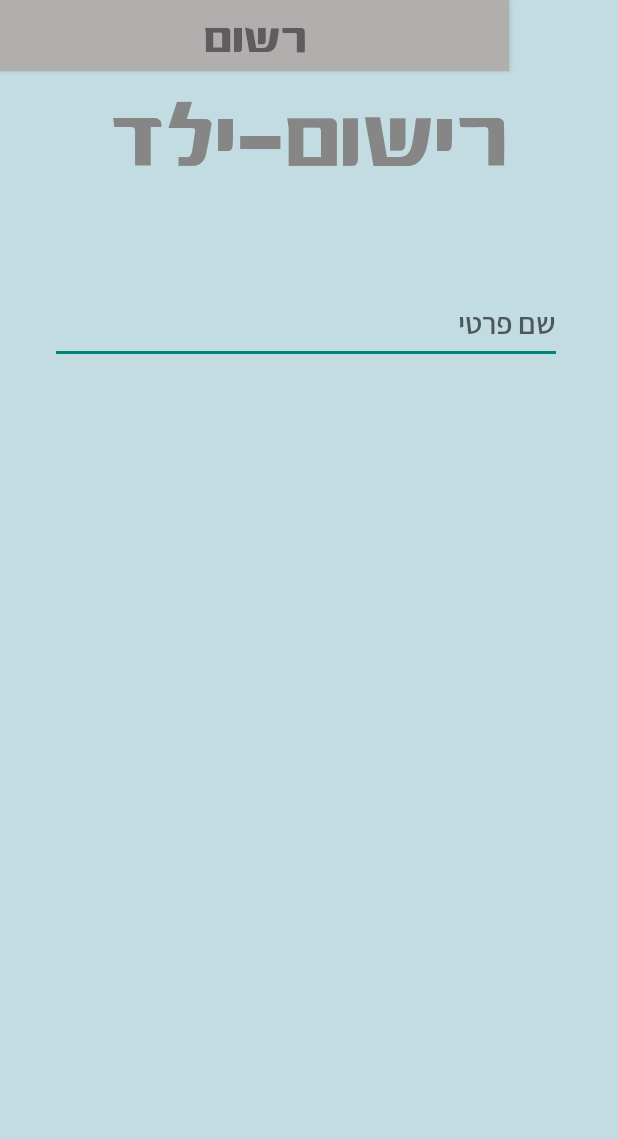
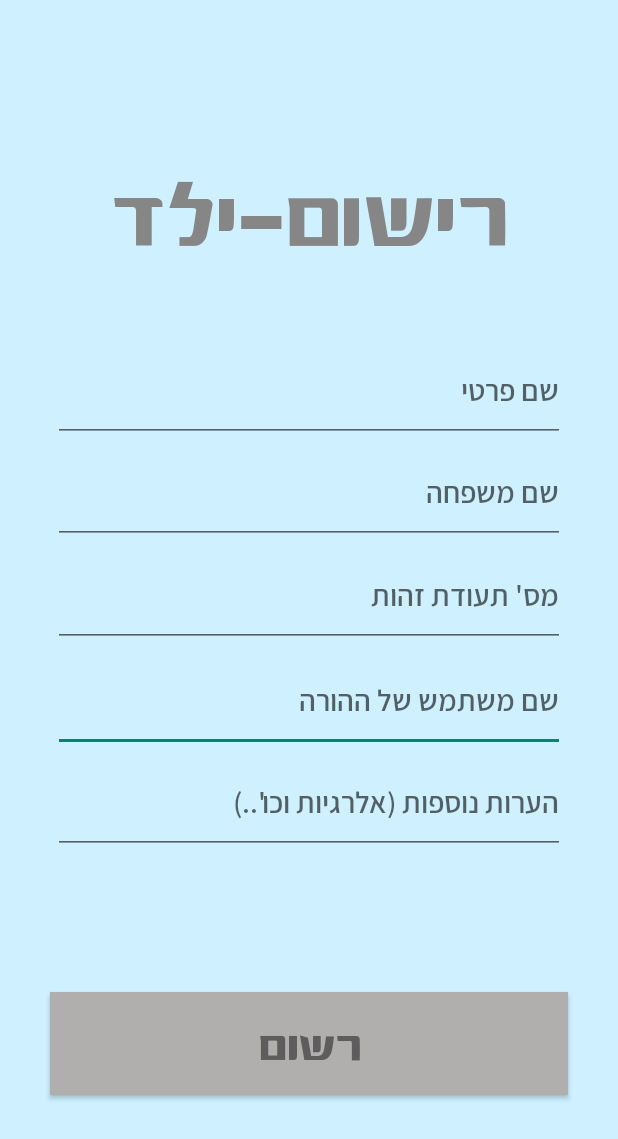
Before and after one commit to NoyaYpixel/seeAble, an Android app: the layout activity_add_child.xml on its own in the app's theme, with its tools: preview values and no code run, on a phone screen of 412 x 824 dp. Shown: the top 1139 px of the screen. Run offline under Robolectric (Android 15) with nearby library versions, the phone set to English and light mode, and no system bars.

Commit message:
eod 24.1.25

```diff
--- a/app/src/main/AndroidManifest.xml
+++ b/app/src/main/AndroidManifest.xml
@@ -25,6 +25,9 @@
             android:name=".screens.AddUserTeam"
             android:exported="false" />
         <activity
+            android:name=".screens.AddChild"
+            android:exported="false" />
+        <activity
             android:name=".screens.Login"
             android:exported="false" />
         <activity
--- a/app/src/main/java/com/example/seeable/screens/AddChild.java
+++ b/app/src/main/java/com/example/seeable/screens/AddChild.java
@@ -22,5 +22,10 @@ public class AddChild extends AppCompatActivity {
             v.setPadding(systemBars.left, systemBars.top, systemBars.right, systemBars.bottom);
             return insets;
         });
+        Init();
+    }
+
+    private void Init() {
+
     }
 }
--- a/app/src/main/java/com/example/seeable/screens/AdminPage.java
+++ b/app/src/main/java/com/example/seeable/screens/AdminPage.java
@@ -51,7 +51,7 @@ Button btnAddChild, btnAddTeamMember, btnAddComment;
         }
         if(view==btnAddComment)
         {
-            Intent go=new Intent(getApplicationContext(), MainActivity.class);//לא אמור להישלח לדף הראשי צריך לשנות!!
+            Intent go=new Intent(getApplicationContext(), SendAPublicMessage.class);
             startActivity(go);
         }
     }
--- a/app/src/main/res/layout/activity_add_child.xml
+++ b/app/src/main/res/layout/activity_add_child.xml
@@ -5,100 +5,122 @@
     android:id="@+id/main"
     android:layout_width="match_parent"
     android:layout_height="match_parent"
-    android:background="#C2DCE1"
+    android:background="#FFCEF0FF"
     tools:context=".screens.AddChild">
+
+    <EditText
+        android:id="@+id/etCParentName"
+        android:layout_width="0dp"
+        android:layout_height="0dp"
+        android:layout_marginStart="35dp"
+        android:layout_marginEnd="35dp"
+        android:ems="10"
+        android:fontFamily="@font/assistantsemibold"
+        android:hint="שם משתמש של ההורה"
+        android:inputType="text"
+        android:textSize="20sp"
+        app:layout_constraintBottom_toTopOf="@+id/etCommentsC"
+        app:layout_constraintEnd_toEndOf="parent"
+        app:layout_constraintStart_toStartOf="parent"
+        app:layout_constraintTop_toBottomOf="@+id/etCId" />
+
+    <EditText
+        android:id="@+id/etCFName"
+        android:layout_width="0dp"
+        android:layout_height="0dp"
+        android:layout_marginStart="35dp"
+        android:layout_marginEnd="35dp"
+        android:ems="10"
+        android:fontFamily="@font/assistantsemibold"
+        android:hint="שם פרטי"
+        android:inputType="text"
+        android:textSize="20sp"
+        app:layout_constraintBottom_toTopOf="@+id/etCLName"
+        app:layout_constraintEnd_toEndOf="parent"
+        app:layout_constraintStart_toStartOf="parent"
+        app:layout_constraintTop_toBottomOf="@+id/textView" />
+
+    <EditText
+        android:id="@+id/etCLName"
+        android:layout_width="0dp"
+        android:layout_height="0dp"
+        android:layout_marginStart="35dp"
+        android:layout_marginEnd="35dp"
+        android:ems="10"
+        android:fontFamily="@font/assistantsemibold"
+        android:hint="שם משפחה"
+        android:inputType="text"
+        android:textSize="20sp"
+        app:layout_constraintBottom_toTopOf="@+id/etCId"
+        app:layout_constraintEnd_toEndOf="parent"
+        app:layout_constraintStart_toStartOf="parent"
+        app:layout_constraintTop_toBottomOf="@+id/etCFName" />
+
+    <EditText
+        android:id="@+id/etCommentsC"
+        android:layout_width="0dp"
+        android:layout_height="0dp"
+        android:layout_marginStart="35dp"
+        android:layout_marginEnd="35dp"
+        android:layout_marginBottom="92dp"
+        android:ems="10"
+        android:fontFamily="@font/assistantsemibold"
+        android:hint="הערות נוספות (אלרגיות וכו'..)"
+        android:inputType="text"
+        android:textSize="20sp"
+        app:layout_constraintBottom_toTopOf="@+id/button"
+        app:layout_constraintEnd_toEndOf="parent"
+        app:layout_constraintStart_toStartOf="parent"
+        app:layout_constraintTop_toBottomOf="@+id/etCParentName" />
+
+    <EditText
+        android:id="@+id/etCId"
+        android:layout_width="0dp"
+        android:layout_height="0dp"
+        android:layout_marginStart="35dp"
+        android:layout_marginEnd="35dp"
+        android:layout_marginBottom="1dp"
+        android:ems="10"
+        android:fontFamily="@font/assistantsemibold"
+        android:hint="מס' תעודת זהות"
+        android:inputType="text"
+        android:textSize="20sp"
+        app:layout_constraintBottom_toTopOf="@+id/etCParentName"
+        app:layout_constraintEnd_toEndOf="parent"
+        app:layout_constraintStart_toStartOf="parent"
+        app:layout_constraintTop_toBottomOf="@+id/etCLName" />
 
     <TextView
         android:id="@+id/textView"
         android:layout_width="wrap_content"
         android:layout_height="wrap_content"
+        android:layout_marginTop="108dp"
+        android:layout_marginBottom="50dp"
         android:fontFamily="@font/asakimboldwebfont"
         android:text="רישום-ילד"
         android:textColor="#878686"
         android:textSize="70sp"
         android:typeface="serif"
-        app:layout_constraintBottom_toBottomOf="parent"
+        app:layout_constraintBottom_toTopOf="@+id/etCFName"
         app:layout_constraintEnd_toEndOf="parent"
-        app:layout_constraintHorizontal_bias="0.497"
         app:layout_constraintStart_toStartOf="parent"
-        app:layout_constraintTop_toTopOf="parent"
-        app:layout_constraintVertical_bias="0.072" />
-
-    <EditText
-        android:id="@+id/etCFName"
-        android:layout_width="341dp"
-        android:layout_height="54dp"
-        android:ems="10"
-        android:fontFamily="@font/assistantsemibold"
-        android:hint="שם פרטי"
-        android:inputType="text"
-        android:textSize="20sp"
-        app:layout_constraintBottom_toBottomOf="parent"
-        app:layout_constraintEnd_toEndOf="parent"
-        app:layout_constraintHorizontal_bias="0.471"
-        app:layout_constraintStart_toStartOf="parent"
-        app:layout_constraintTop_toTopOf="parent"
-        app:layout_constraintVertical_bias="0.245"  />
-
-    <EditText
-        android:id="@+id/etCLName"
-        android:layout_width="341dp"
-        android:layout_height="54dp"
-        android:ems="10"
-        android:fontFamily="@font/assistantsemibold"
-        android:hint="שם משפחה"
-        android:inputType="text"
-        android:textSize="20sp"
-        tools:layout_editor_absoluteX="35dp"
-        tools:layout_editor_absoluteY="220dp" />
-
-    <EditText
-    android:id="@+id/etCId"
-    android:layout_width="341dp"
-    android:layout_height="54dp"
-    android:ems="10"
-    android:fontFamily="@font/assistantsemibold"
-    android:hint="מס' תעודת זהות"
-    android:inputType="text"
-    android:textSize="20sp"
-    tools:layout_editor_absoluteX="35dp"
-    tools:layout_editor_absoluteY="274dp" />
-
-    <EditText
-        android:id="@+id/etCParentName"
-        android:layout_width="341dp"
-        android:layout_height="54dp"
-        android:ems="10"
-        android:fontFamily="@font/assistantsemibold"
-        android:hint="שם משתמש של ההורה"
-        android:inputType="text"
-        android:textSize="20sp"
-        tools:layout_editor_absoluteX="35dp"
-        tools:layout_editor_absoluteY="328dp" />
-
-    <EditText
-        android:id="@+id/etCommentsC"
-        android:layout_width="341dp"
-        android:layout_height="54dp"
-        android:ems="10"
-        android:fontFamily="@font/assistantsemibold"
-        android:hint="הערות נוספות (אלרגיות וכו'..)"
-        android:inputType="text"
-        android:textSize="20sp"
-        tools:layout_editor_absoluteX="35dp"
-        tools:layout_editor_absoluteY="382dp" />
+        app:layout_constraintTop_toTopOf="parent" />
 
     <Button
         android:id="@+id/button"
-        android:layout_width="339dp"
-        android:layout_height="47dp"
+        android:layout_width="0dp"
+        android:layout_height="0dp"
+        android:layout_marginStart="33dp"
+        android:layout_marginEnd="33dp"
+        android:layout_marginBottom="94dp"
         android:background="#B1AEAE"
         android:fontFamily="@font/asakimboldwebfont"
         android:text="רשום"
         android:textColor="#5E5C5C"
         android:textSize="35dp"
-        tools:layout_editor_absoluteX="35dp"
-        tools:layout_editor_absoluteY="588dp"
-        app:layout_constraintVertical_bias="0.844"/>
+        app:layout_constraintBottom_toBottomOf="parent"
+        app:layout_constraintEnd_toEndOf="parent"
+        app:layout_constraintStart_toStartOf="parent"
+        app:layout_constraintTop_toBottomOf="@+id/etCommentsC" />
 
 </androidx.constraintlayout.widget.ConstraintLayout>
--- a/app/src/main/res/layout/activity_add_user_team.xml
+++ b/app/src/main/res/layout/activity_add_user_team.xml
@@ -5,6 +5,7 @@
     android:id="@+id/main"
     android:layout_width="match_parent"
     android:layout_height="match_parent"
-    tools:context=".screens.AddUserTeam">
+    tools:context=".screens.AddUserTeam"
+    android:background="#FFCEF0FF">
 
 </androidx.constraintlayout.widget.ConstraintLayout>
--- a/app/src/main/res/layout/activity_admin_page.xml
+++ b/app/src/main/res/layout/activity_admin_page.xml
@@ -5,7 +5,7 @@
     android:id="@+id/main"
     android:layout_width="match_parent"
     android:layout_height="match_parent"
-    android:background="#C2DCE1"
+    android:background="#FFCEF0FF"
     tools:context=".screens.AdminPage">
 
     <TextView
--- a/app/src/main/res/layout/activity_children_list.xml
+++ b/app/src/main/res/layout/activity_children_list.xml
@@ -5,7 +5,8 @@
     android:id="@+id/main"
     android:layout_width="match_parent"
     android:layout_height="match_parent"
-    tools:context=".screens.ChildrenList">
+    tools:context=".screens.ChildrenList"
+    android:background="#FFCEF0FF">
 
     <TableLayout
         android:layout_width="419dp"
--- a/app/src/main/res/layout/activity_login.xml
+++ b/app/src/main/res/layout/activity_login.xml
@@ -5,7 +5,7 @@
     android:id="@+id/main"
     android:layout_width="match_parent"
     android:layout_height="match_parent"
-    android:background="#C2DCE1"
+    android:background="#FFCEF0FF"
     tools:context=".screens.Login">
 
     <TextView
--- a/app/src/main/res/layout/activity_main.xml
+++ b/app/src/main/res/layout/activity_main.xml
@@ -5,7 +5,7 @@
     android:id="@+id/main"
     android:layout_width="match_parent"
     android:layout_height="match_parent"
-    android:background="#BCDFEF"
+    android:background="#FFCEF0FF"
     tools:context=".screens.MainActivity">
 
     <Button
--- a/app/src/main/res/layout/activity_register.xml
+++ b/app/src/main/res/layout/activity_register.xml
@@ -5,7 +5,7 @@
     android:id="@+id/main"
     android:layout_width="match_parent"
     android:layout_height="match_parent"
-    android:background="#C2DCE1"
+    android:background="#FFCEF0FF"
     tools:context=".screens.Register">
 
     <TextView
```
Also changed, not shown: app/src/main/res/layout/activity_send_apublic_message.xml (+26 -13 lines).
